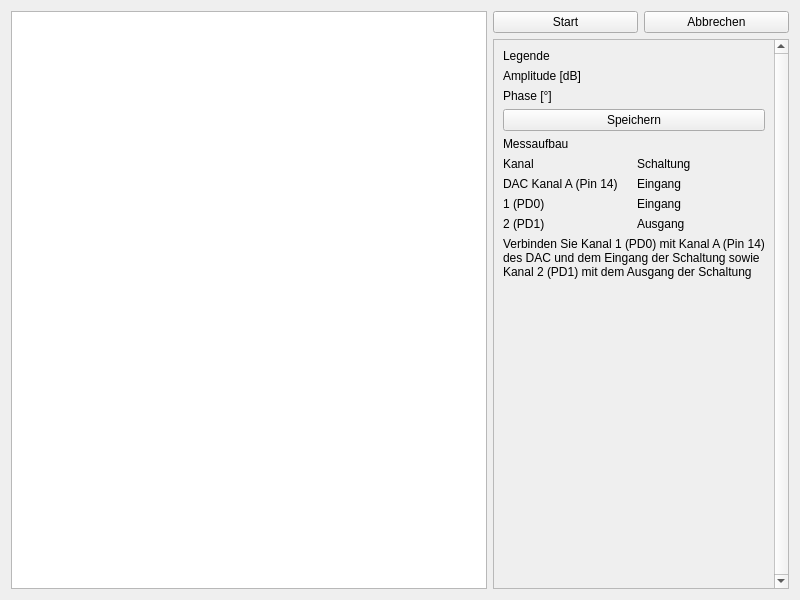
Above: lenlab/gui/frequencyform.ui from kalanzun/red_lenlab before the change. Below: the same form after it.
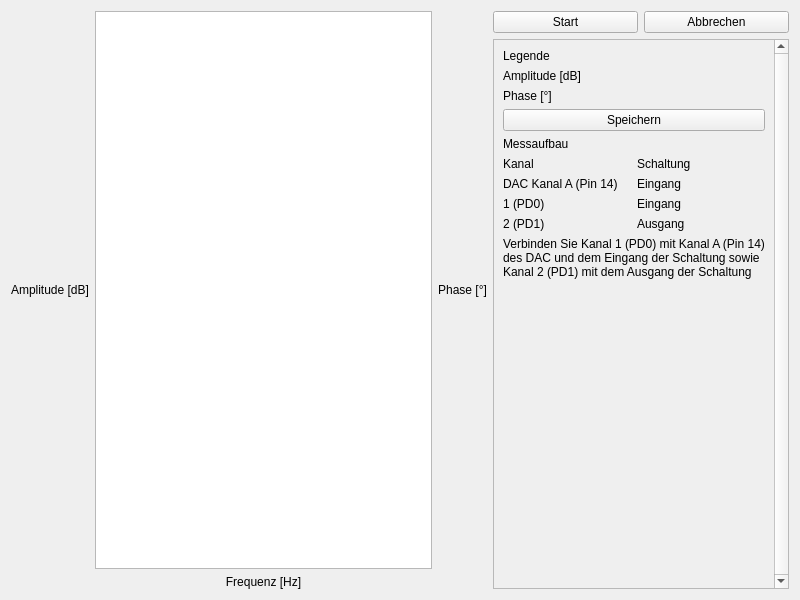
That is the form after the change. Custom widgets are drawn as their Qt base class.

Commit message: axis labels

The edit to the form file:
```diff
--- a/lenlab/gui/frequencyform.ui
+++ b/lenlab/gui/frequencyform.ui
@@ -21,7 +21,41 @@
   </property>
   <layout class="QHBoxLayout" name="horizontalLayout_2">
    <item>
-    <widget class="QChartView" name="plot"/>
+    <layout class="QGridLayout" name="gridLayout_2">
+     <item row="0" column="1">
+      <widget class="QChartView" name="plot"/>
+     </item>
+     <item row="0" column="0">
+      <widget class="VerticalLabel" name="label_10">
+       <property name="text">
+        <string>Amplitude [dB]</string>
+       </property>
+       <property name="alignment">
+        <set>Qt::AlignCenter</set>
+       </property>
+      </widget>
+     </item>
+     <item row="1" column="1">
+      <widget class="QLabel" name="label_11">
+       <property name="text">
+        <string>Frequenz [Hz]</string>
+       </property>
+       <property name="alignment">
+        <set>Qt::AlignCenter</set>
+       </property>
+      </widget>
+     </item>
+     <item row="0" column="2">
+      <widget class="VerticalLabel" name="label_12">
+       <property name="text">
+        <string>Phase [°]</string>
+       </property>
+       <property name="alignment">
+        <set>Qt::AlignCenter</set>
+       </property>
+      </widget>
+     </item>
+    </layout>
    </item>
    <item>
     <layout class="QVBoxLayout" name="verticalLayout_2">
@@ -208,6 +242,11 @@
    <extends>QGraphicsView</extends>
    <header>QtCharts</header>
   </customwidget>
+  <customwidget>
+   <class>VerticalLabel</class>
+   <extends>QLabel</extends>
+   <header>verticallabel.h</header>
+  </customwidget>
  </customwidgets>
  <resources/>
  <connections/>
```
The commit also changes 5 other files.
